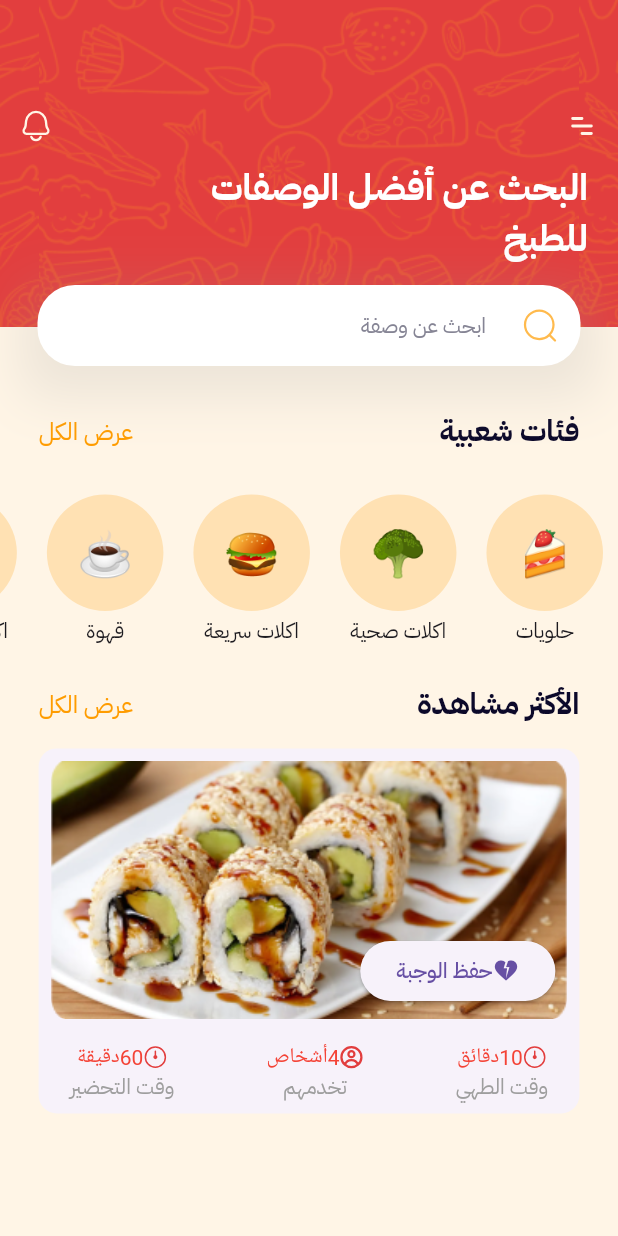
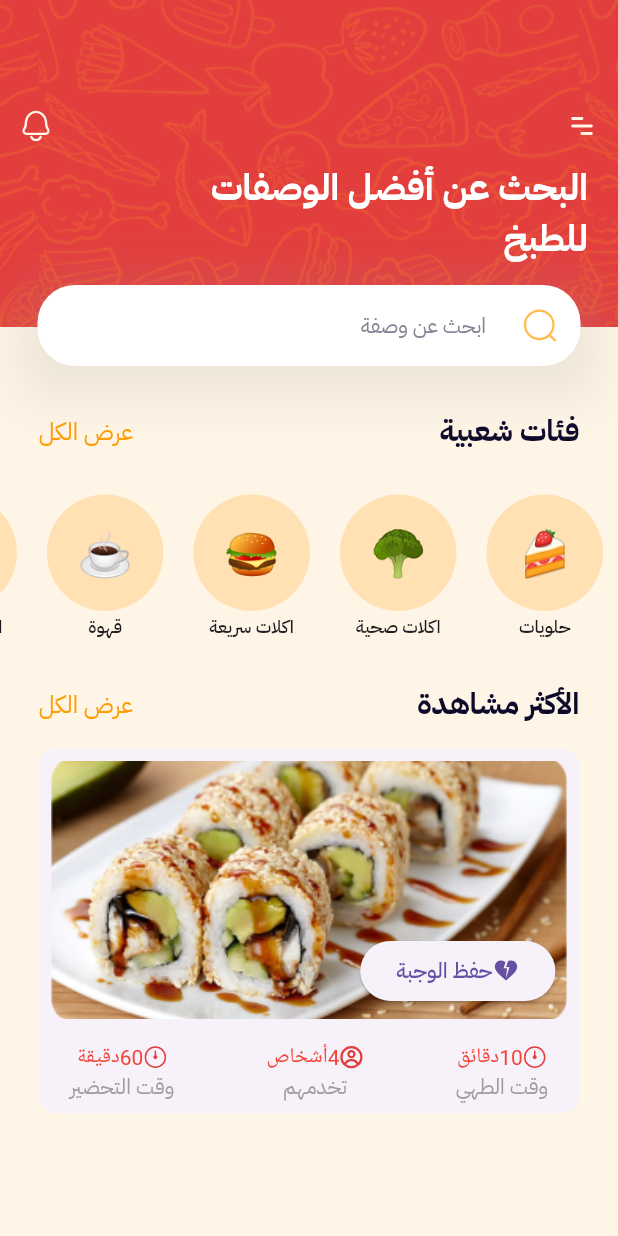
Before and after one commit to Salimer/cooking, a Flutter app: the screen it shows after launch, on a phone screen of 412 x 824 dp. Run offline on Flutter 3.47's test engine with Material 3 defaults, Android fonts, the phone set to English and light mode, and no system bars; our stand-ins replace flutter_svg, infinite_carousel, pin_code_fields; statements that could not run were skipped.

Commit message:
Update popular_categories_widget.dart

```diff
--- a/lib/features/home/presentation/widgets/popular_categories_widget.dart
+++ b/lib/features/home/presentation/widgets/popular_categories_widget.dart
@@ -8,11 +8,8 @@ class PopularCategoriesWidget extends StatelessWidget {
   @override
   Widget build(BuildContext context) {
     return Container(
-      color: AppColors.homeBackground,
       padding: const EdgeInsets.only(top: 10, bottom: 10),
-      child: Column(
-        children: [
-          SizedBox(
+      child: SizedBox(
         height: 103,
         child: ListView.builder(
           scrollDirection: Axis.horizontal,
@@ -35,14 +32,15 @@ class PopularCategoriesWidget extends StatelessWidget {
                       ),
                     ),
                   ),
-                      Text(categories[index]['name']!)
+                  Text(
+                    categories[index]['name']!,
+                    style: Theme.of(context).textTheme.labelMedium,
+                  )
                 ],
               ),
             );
           },
         ),
-          )
-        ],
       ),
     );
   }
```
Lines whose indentation alone changed are shown as unchanged.
